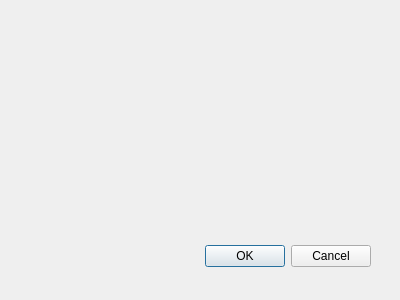
Above: settingdialog.ui from isudzumi/TsProcessor before the change. Below: the same form after it.
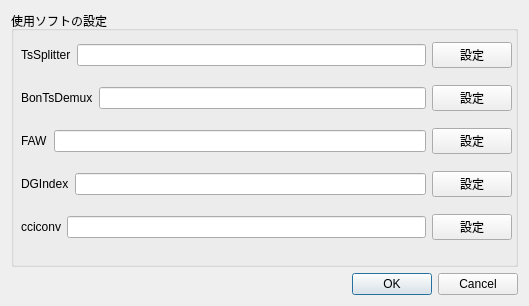
That is the form after the change.

The edit to the form file:
```diff
--- a/settingdialog.ui
+++ b/settingdialog.ui
@@ -8,29 +8,149 @@
    <rect>
     <x>0</x>
     <y>0</y>
-    <width>400</width>
-    <height>300</height>
+    <width>529</width>
+    <height>306</height>
    </rect>
   </property>
   <property name="windowTitle">
    <string>Dialog</string>
   </property>
-  <widget name="buttonBox" class="QDialogButtonBox">
-   <property name="geometry">
-    <rect>
-     <x>30</x>
-     <y>240</y>
-     <width>341</width>
-     <height>32</height>
-    </rect>
-   </property>
-   <property name="orientation">
-    <enum>Qt::Horizontal</enum>
-   </property>
-   <property name="standardButtons">
-    <set>QDialogButtonBox::Cancel|QDialogButtonBox::Ok</set>
-   </property>
-  </widget>
+  <layout class="QGridLayout" name="gridLayout">
+   <item row="1" column="0" colspan="3">
+    <widget class="QGroupBox" name="groupBox_software">
+     <property name="title">
+      <string>使用ソフトの設定</string>
+     </property>
+     <widget class="QWidget" name="">
+      <property name="geometry">
+       <rect>
+        <x>10</x>
+        <y>20</y>
+        <width>491</width>
+        <height>221</height>
+       </rect>
+      </property>
+      <layout class="QVBoxLayout" name="verticalLayout">
+       <item>
+        <layout class="QHBoxLayout" name="horizontalLayout">
+         <item>
+          <widget class="QLabel" name="label_TsSplitter">
+           <property name="text">
+            <string>TsSplitter</string>
+           </property>
+          </widget>
+         </item>
+         <item>
+          <widget class="QLineEdit" name="lineEdit_TsSplitter"/>
+         </item>
+         <item>
+          <widget class="QPushButton" name="pushButton_TsSplitter">
+           <property name="text">
+            <string>設定</string>
+           </property>
+          </widget>
+         </item>
+        </layout>
+       </item>
+       <item>
+        <layout class="QHBoxLayout" name="horizontalLayout_2">
+         <item>
+          <widget class="QLabel" name="label_BonTsDemux">
+           <property name="text">
+            <string>BonTsDemux</string>
+           </property>
+          </widget>
+         </item>
+         <item>
+          <widget class="QLineEdit" name="lineEdit_BonTsDemux"/>
+         </item>
+         <item>
+          <widget class="QPushButton" name="pushButton_BonTsDemux">
+           <property name="text">
+            <string>設定</string>
+           </property>
+          </widget>
+         </item>
+        </layout>
+       </item>
+       <item>
+        <layout class="QHBoxLayout" name="horizontalLayout_3">
+         <item>
+          <widget class="QLabel" name="label_FAW">
+           <property name="text">
+            <string>FAW</string>
+           </property>
+          </widget>
+         </item>
+         <item>
+          <widget class="QLineEdit" name="lineEdit_FAW"/>
+         </item>
+         <item>
+          <widget class="QPushButton" name="pushButton_FAW">
+           <property name="text">
+            <string>設定</string>
+           </property>
+          </widget>
+         </item>
+        </layout>
+       </item>
+       <item>
+        <layout class="QHBoxLayout" name="horizontalLayout_4">
+         <item>
+          <widget class="QLabel" name="label_DGIndex">
+           <property name="text">
+            <string>DGIndex</string>
+           </property>
+          </widget>
+         </item>
+         <item>
+          <widget class="QLineEdit" name="lineEdit_DGIndex"/>
+         </item>
+         <item>
+          <widget class="QPushButton" name="pushButton_DGIndex">
+           <property name="text">
+            <string>設定</string>
+           </property>
+          </widget>
+         </item>
+        </layout>
+       </item>
+       <item>
+        <layout class="QHBoxLayout" name="horizontalLayout_5">
+         <item>
+          <widget class="QLabel" name="label_cciconv">
+           <property name="text">
+            <string>cciconv</string>
+           </property>
+          </widget>
+         </item>
+         <item>
+          <widget class="QLineEdit" name="lineEdit_cciconv"/>
+         </item>
+         <item>
+          <widget class="QPushButton" name="pushButton_cciconv">
+           <property name="text">
+            <string>設定</string>
+           </property>
+          </widget>
+         </item>
+        </layout>
+       </item>
+      </layout>
+     </widget>
+    </widget>
+   </item>
+   <item row="2" column="0" colspan="3">
+    <widget class="QDialogButtonBox" name="buttonBox">
+     <property name="orientation">
+      <enum>Qt::Horizontal</enum>
+     </property>
+     <property name="standardButtons">
+      <set>QDialogButtonBox::Cancel|QDialogButtonBox::Ok</set>
+     </property>
+    </widget>
+   </item>
+  </layout>
  </widget>
  <pixmapfunction/>
  <resources/>
```
Left out of the diff: 15 changed lines with no effect on the pictures.
